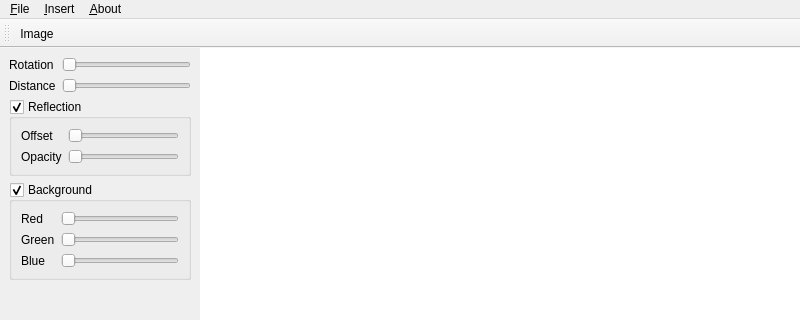
First picture: the form in src/Screenie/UserInterface/ui/MainWindow.ui, repository ariya/screenie, before the edit; both pictures show x 0 to 800 and y 0 to 320 of the 800 by 600 pixel window.
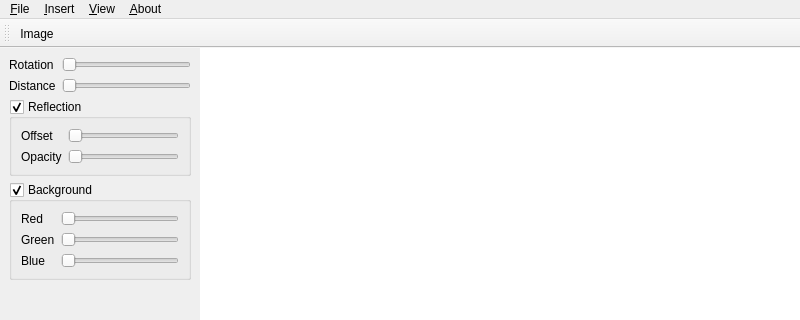
Second picture: the form after the edit. Icons and pictures are not drawn.

Patch:
```diff
--- a/src/Screenie/UserInterface/ui/MainWindow.ui
+++ b/src/Screenie/UserInterface/ui/MainWindow.ui
@@ -263,8 +263,15 @@
     <addaction name="addImageAction"/>
     <addaction name="addTemplateAction"/>
    </widget>
+   <widget class="QMenu" name="menu_View">
+    <property name="title">
+     <string>&amp;View</string>
+    </property>
+    <addaction name="toggleFullScreenAction"/>
+   </widget>
    <addaction name="menu_File"/>
    <addaction name="menu_Insert"/>
+   <addaction name="menu_View"/>
    <addaction name="menu_About"/>
   </widget>
   <widget class="QStatusBar" name="statusbar"/>
```
Left out of the diff: 15 changed lines with no effect on the pictures.
